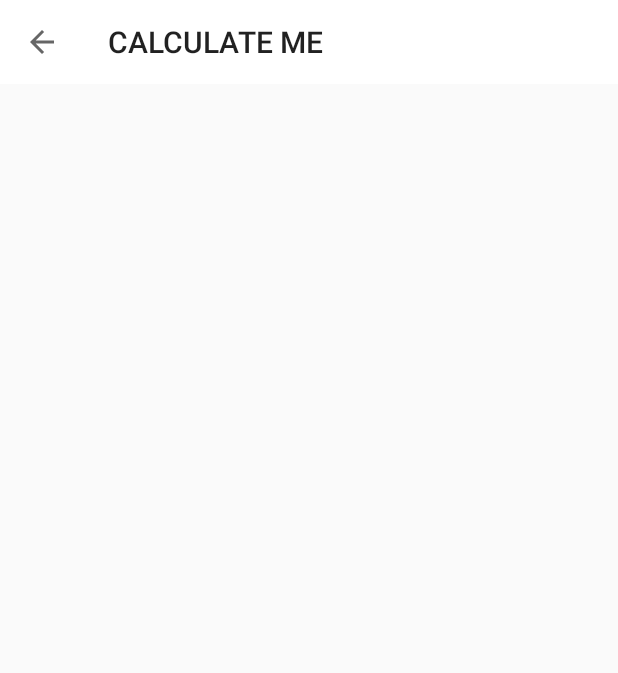
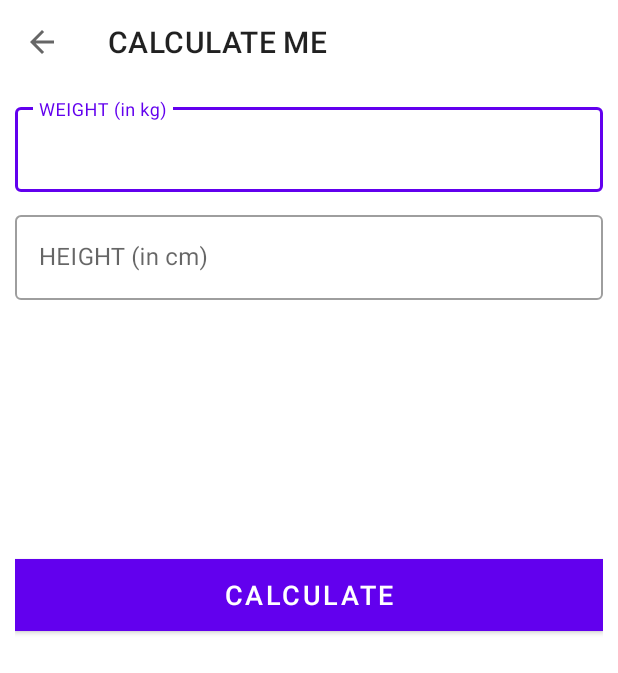
Before and after one commit to abubaker-cs/7MinutesWorkout, an Android app: the BMIActivity screen opened directly, with no data from a screen before it, on a phone screen of 412 x 824 dp. Shown: the top 673 px of the screen. Run offline under Robolectric (Android 15) with nearby library versions, the phone set to English and light mode, and no system bars; our stand-ins replace data binding.

Commit message:
Updated XML file for the BMI Screen

```diff
--- a/app/src/main/AndroidManifest.xml
+++ b/app/src/main/AndroidManifest.xml
@@ -12,7 +12,7 @@
         <activity
             android:name=".BMIActivity"
             android:screenOrientation="portrait"
-            android:theme="@style/Theme.AppCompat.Light.NoActionBar"/>
+            android:theme="@style/Theme.MaterialComponents.Light.NoActionBar"/>
         <activity
             android:name=".FinishActivity"
             android:screenOrientation="portrait"
--- a/app/src/main/res/layout/activity_bmi.xml
+++ b/app/src/main/res/layout/activity_bmi.xml
@@ -15,6 +15,106 @@
             android:layout_height="?android:attr/actionBarSize"
             android:background="#FFFFFF" />
 
+        <LinearLayout
+            android:id="@+id/llUnitsView"
+            android:layout_width="match_parent"
+            android:layout_height="match_parent"
+            android:layout_below="@id/toolbar_bmi_activity"
+            android:orientation="vertical"
+            android:padding="10dp">
+
+            <!-- com.google.android.material.textfield.TextInputLayout -->
+            <com.google.android.material.textfield.TextInputLayout
+                android:id="@+id/tilMetricUnitWeight"
+                style="@style/Widget.MaterialComponents.TextInputLayout.OutlinedBox"
+                android:layout_width="match_parent"
+                android:layout_height="wrap_content">
+
+                <androidx.appcompat.widget.AppCompatEditText
+                    android:id="@+id/etMetricUnitWeight"
+                    android:layout_width="match_parent"
+                    android:layout_height="wrap_content"
+                    android:hint="WEIGHT (in kg)"
+                    android:inputType="numberDecimal"
+                    android:textSize="16sp" />
+            </com.google.android.material.textfield.TextInputLayout>
+
+            <com.google.android.material.textfield.TextInputLayout
+                android:id="@+id/tilMetricUnitHeight"
+                style="@style/Widget.MaterialComponents.TextInputLayout.OutlinedBox"
+                android:layout_width="match_parent"
+                android:layout_height="wrap_content"
+                android:layout_marginTop="10dp">
+
+                <androidx.appcompat.widget.AppCompatEditText
+                    android:id="@+id/etMetricUnitHeight"
+                    android:layout_width="match_parent"
+                    android:layout_height="wrap_content"
+                    android:hint="HEIGHT (in cm)"
+                    android:inputType="numberDecimal"
+                    android:textSize="16sp" />
+            </com.google.android.material.textfield.TextInputLayout>
+
+            <LinearLayout
+                android:id="@+id/llDiplayBMIResult"
+                android:layout_width="match_parent"
+                android:layout_height="wrap_content"
+                android:layout_marginTop="25dp"
+                android:orientation="vertical"
+                android:visibility="visible"
+                tools:visibility="visible">
+
+                <TextView
+                    android:id="@+id/tvYourBMI"
+                    android:layout_width="match_parent"
+                    android:layout_height="wrap_content"
+                    android:gravity="center"
+                    android:text="YOUR BMI"
+                    android:textAllCaps="true"
+                    android:textSize="16sp"
+                    android:visibility="invisible" />
+
+                <TextView
+                    android:id="@+id/tvBMIValue"
+                    android:layout_width="match_parent"
+                    android:layout_height="wrap_content"
+                    android:layout_marginTop="5dp"
+                    android:gravity="center"
+                    android:textSize="18sp"
+                    android:textStyle="bold"
+                    tools:text="15.00" />
+
+                <TextView
+                    android:id="@+id/tvBMIType"
+                    android:layout_width="match_parent"
+                    android:layout_height="wrap_content"
+                    android:layout_marginTop="5dp"
+                    android:gravity="center"
+                    android:textSize="18sp"
+                    tools:text="Normal" />
+
+                <TextView
+                    android:id="@+id/tvBMIDescription"
+                    android:layout_width="match_parent"
+                    android:layout_height="wrap_content"
+                    android:layout_marginTop="5dp"
+                    android:gravity="center"
+                    android:textSize="18sp"
+                    tools:text="Normal" />
+            </LinearLayout>
+
+            <Button
+                android:id="@+id/btnCalculateUnits"
+                android:layout_width="match_parent"
+                android:layout_height="wrap_content"
+                android:layout_gravity="bottom"
+                android:layout_marginTop="35dp"
+                android:background="@color/colorAccent"
+                android:text="CALCULATE"
+                android:textColor="#FFFFFF"
+                android:textSize="18sp" />
+        </LinearLayout>
+
     </RelativeLayout>
 
 </layout>
```
